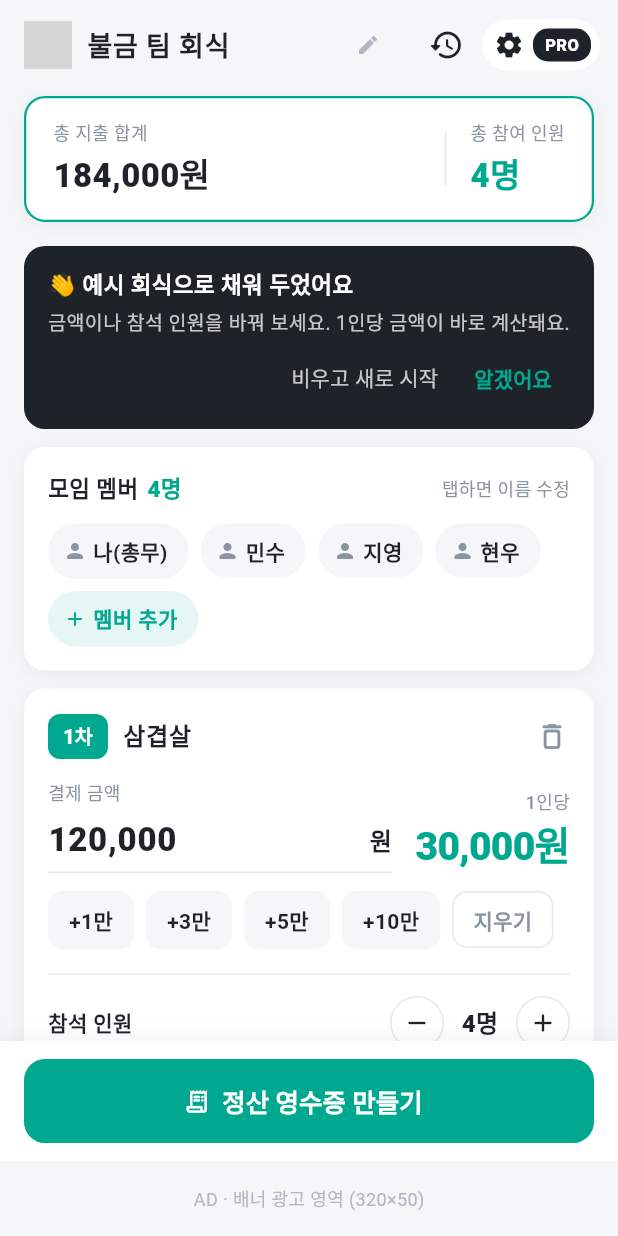
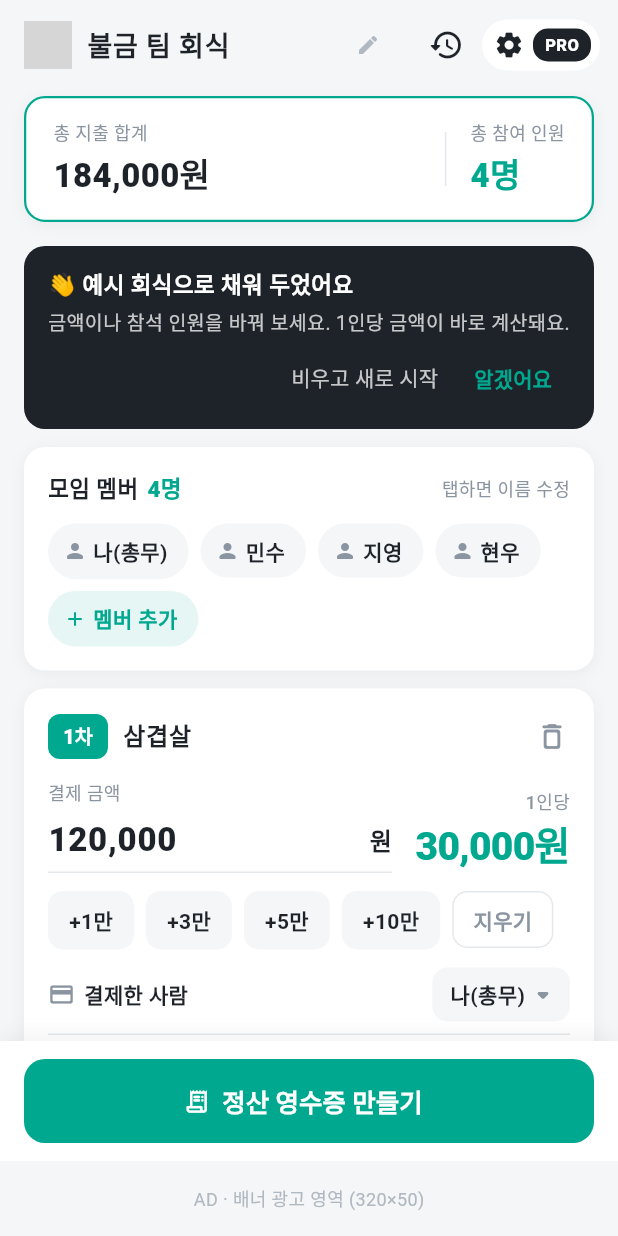
Before and after one commit to RosieOh/Chongmu_n, a Flutter app: the screen it shows after launch, on a phone screen of 412 x 824 dp. Run offline on Flutter 3.47's test engine with Material 3 defaults, Android fonts, the phone set to English and light mode, and no system bars; our stand-ins replace material_ui, share_plus, shared_preferences; grey boxes are pictures that could not be loaded.

Commit message:
FEAT : 차수별 결제자 지정 및 송금 정리 기능 추가

```diff
--- a/lib/models/round_item.dart
+++ b/lib/models/round_item.dart
@@ -65,6 +65,7 @@ class RoundItem {
     Set<String>? soberIds,
     int discountPercent = defaultDiscount,
     Map<String, int>? extras,
+    this.payerId,
   })  : extras = extras ?? <String, int>{},
         discountPercent = discountOptions.contains(discountPercent)
             ? discountPercent
@@ -94,6 +95,9 @@ class RoundItem {
 
   /// 술 안 마신 사람이 내는 비율 (20% 할인 → 0.8)
   double get soberRate => (100 - discountPercent) / 100;
+
+  /// 이 차수를 실제로 결제한 멤버 ID (null 이면 총무 = 첫 번째 멤버)
+  String? payerId;
 
   /// 개별 추가 금액 (멤버 ID → 금액). 혼자 시킨 메뉴처럼 그 사람만 내는 돈.
   /// 결제 금액에서 추가금을 먼저 빼고, 남은 금액을 N빵합니다.
@@ -168,6 +172,7 @@ class RoundItem {
         'soberIds': soberIds.toList(),
         'discountPercent': discountPercent,
         'extras': Map<String, int>.of(extras),
+        if (payerId != null) 'payerId': payerId,
       };
 
   factory RoundItem.fromJson(Map<String, dynamic> json) {
@@ -193,6 +198,7 @@ class RoundItem {
       discountPercent:
           (json['discountPercent'] as num?)?.toInt() ?? defaultDiscount,
       extras: extras,
+      payerId: json['payerId'] as String?,
     );
   }
 }
@@ -219,6 +225,46 @@ class PersonResult {
 
   /// 최종 입금액 (단위 올림 적용)
   final int pay;
+}
+
+// ─────────────────────────────────────────────
+// 송금 정리 (여러 명이 나눠 결제했을 때)
+// ─────────────────────────────────────────────
+
+/// A → B 에게 amount 원 보내기
+class Transfer {
+  const Transfer({
+    required this.from,
+    required this.to,
+    required this.amount,
+  });
+
+  final Member from;
+  final Member to;
+  final int amount;
+}
+
+/// 송금 정리 계산용 (남은 금액)
+class _Balance {
+  _Balance(this.member, this.left);
+
+  final Member member;
+  int left;
+}
+
+/// 한 사람이 보내야 할 돈 (입금 확인 단위)
+class Due {
+  const Due({
+    required this.member,
+    required this.amount,
+    this.transfers = const [],
+  });
+
+  final Member member;
+  final int amount;
+
+  /// 송금 정리 모드에서 누구에게 얼마씩 보내는지
+  final List<Transfer> transfers;
 }
 
 // ─────────────────────────────────────────────
@@ -305,7 +351,89 @@ class Settlement {
     paidIds.remove(memberId);
     for (final r in rounds) {
       r.removeParticipant(memberId);
+      if (r.payerId == memberId) r.payerId = null;
     }
+  }
+
+  // ── 결제자 / 송금 정리 ──
+
+  /// 총무 (첫 번째 멤버). 자투리 잔액을 갖고, 기본 결제자예요.
+  Member get treasurer => members.first;
+
+  Member memberById(String id) =>
+      members.firstWhere((m) => m.id == id, orElse: () => treasurer);
+
+  /// 이 차수를 결제한 멤버 (지정이 없거나 삭제된 멤버면 총무)
+  Member payerOf(RoundItem r) {
+    final id = r.payerId;
+    if (id == null) return treasurer;
+    return memberById(id);
+  }
+
+  /// 총무 말고 다른 사람이 결제한 차수가 있으면 '송금 정리' 모드
+  bool get usesTransfers =>
+      rounds.any((r) => r.amount > 0 && payerOf(r).id != treasurer.id);
+
+  /// 누가 누구에게 얼마 보내면 되는지 (송금 횟수가 적도록 큰 금액부터 짝지음).
+  /// 올림으로 생긴 자투리는 총무가 받아요.
+  List<Transfer> buildTransfers([List<PersonResult>? results]) {
+    final res = results ?? buildResults();
+    final net = <String, int>{for (final m in members) m.id: 0};
+    for (final p in res) {
+      net[p.member.id] = net[p.member.id]! + p.pay;
+    }
+    for (final r in rounds) {
+      if (r.amount <= 0) continue;
+      final id = payerOf(r).id;
+      net[id] = net[id]! - r.amount;
+    }
+    // 자투리(걷는 돈 - 실제 지출)는 총무 몫
+    final rest = net.values.fold(0, (a, b) => a + b);
+    net[treasurer.id] = net[treasurer.id]! - rest;
+
+    final debtors = [
+      for (final m in members)
+        if (net[m.id]! > 0) _Balance(m, net[m.id]!)
+    ]..sort((a, b) => b.left.compareTo(a.left));
+    final creditors = [
+      for (final m in members)
+        if (net[m.id]! < 0) _Balance(m, -net[m.id]!)
+    ]..sort((a, b) => b.left.compareTo(a.left));
+
+    final out = <Transfer>[];
+    var i = 0, j = 0;
+    while (i < debtors.length && j < creditors.length) {
+      final d = debtors[i], c = creditors[j];
+      final x = math.min(d.left, c.left);
+      out.add(Transfer(from: d.member, to: c.member, amount: x));
+      d.left -= x;
+      c.left -= x;
+      if (d.left == 0) i++;
+      if (c.left == 0) j++;
+    }
+    return out;
+  }
+
+  /// 입금 확인 목록.
+  /// - 총무 혼자 결제: 참석한 모든 사람이 총무에게 자기 몫을 냄
+  /// - 여러 명 결제: 송금 정리에서 돈을 보내야 하는 사람만
+  List<Due> buildDues([List<PersonResult>? results]) {
+    final res = results ?? buildResults();
+    if (!usesTransfers) {
+      return [for (final p in res) Due(member: p.member, amount: p.pay)];
+    }
+    final transfers = buildTransfers(res);
+    return [
+      for (final m in members)
+        if (transfers.any((t) => t.from.id == m.id))
+          Due(
+            member: m,
+            amount: transfers
+                .where((t) => t.from.id == m.id)
+                .fold(0, (sum, t) => sum + t.amount),
+            transfers: transfers.where((t) => t.from.id == m.id).toList(),
+          ),
+    ];
   }
 
   /// 새 차수 (기본값: 모든 멤버 참석)
--- a/lib/screens/history_screen.dart
+++ b/lib/screens/history_screen.dart
@@ -201,7 +201,8 @@ class _HistoryCard extends StatelessWidget {
   Widget build(BuildContext context) {
     final s = settlement;
     final results = s.buildResults();
-    final paid = results.where((p) => s.isPaid(p.member.id)).length;
+    final dues = s.buildDues(results);
+    final paid = dues.where((d) => s.isPaid(d.member.id)).length;
     final roundCount = s.rounds.where((r) => r.amount > 0).length;
     final places = s.rounds
         .where((r) => r.amount > 0 && r.name.trim().isNotEmpty)
@@ -313,7 +314,7 @@ class _HistoryCard extends StatelessWidget {
                       ),
                     ),
                     const SizedBox(height: 4),
-                    _paidTag(context, paid, results.length),
+                    _paidTag(context, paid, dues.length),
                   ],
                 ),
               ],
--- a/lib/screens/home_screen.dart
+++ b/lib/screens/home_screen.dart
@@ -280,10 +280,10 @@ class _HomeScreenState extends State<HomeScreen> {
 
   /// 하단 버튼에 표시할 입금 진행 상황 (체크한 사람이 있을 때만)
   String? _paidProgressText() {
-    final results = _s.buildResults();
-    final paid = results.where((p) => _s.isPaid(p.member.id)).length;
+    final dues = _s.buildDues();
+    final paid = dues.where((d) => _s.isPaid(d.member.id)).length;
     if (paid == 0) return null;
-    return '입금 $paid/${results.length}명';
+    return '입금 $paid/${dues.length}명';
   }
 
   Future<void> _openHistory() async {
@@ -645,8 +645,10 @@ class _HomeScreenState extends State<HomeScreen> {
                 ),
             ],
           ),
+          const SizedBox(height: 12),
+          _buildPayerRow(r),
           const Padding(
-            padding: EdgeInsets.fromLTRB(0, 16, 8, 14),
+            padding: EdgeInsets.fromLTRB(0, 8, 8, 14),
             child: Divider(),
           ),
           // ── 참석 인원 ──
@@ -793,6 +795,74 @@ class _HomeScreenState extends State<HomeScreen> {
     );
   }
 
+  /// 이 차수를 결제한 사람 (기본: 총무)
+  Widget _buildPayerRow(RoundItem r) {
+    final payer = _s.payerOf(r);
+    return Padding(
+      padding: const EdgeInsets.only(right: 8),
+      child: Row(
+        children: [
+          Icon(Icons.credit_card_rounded,
+              size: 18, color: context.colors.subText),
+          const SizedBox(width: 6),
+          const Text('결제한 사람', style: _Txt.label),
+          const Spacer(),
+          PopupMenuButton<String>(
+            tooltip: '결제한 사람 선택',
+            initialValue: payer.id,
+            color: context.colors.card,
+            position: PopupMenuPosition.under,
+            onSelected: (id) {
+              HapticFeedback.lightImpact();
+              _update(() => r.payerId = id == _s.treasurer.id ? null : id);
+            },
+            itemBuilder: (_) => [
+              for (final m in _s.members)
+                PopupMenuItem(
+                  value: m.id,
+                  child: Text(
+                    m.name,
+                    style: TextStyle(
+                      color: context.colors.text,
+                      fontWeight:
+                          m.id == payer.id ? FontWeight.w800 : FontWeight.w500,
+                    ),
+                  ),
+                ),
+            ],
+            child: Container(
+              padding: const EdgeInsets.fromLTRB(12, 6, 6, 6),
+              decoration: BoxDecoration(
+                color: context.colors.background,
+                borderRadius: BorderRadius.circular(10),
+              ),
+              child: Row(
+                mainAxisSize: MainAxisSize.min,
+                children: [
+                  ConstrainedBox(
+                    constraints: const BoxConstraints(maxWidth: 140),
+                    child: Text(
+                      payer.name,
+                      maxLines: 1,
+                      overflow: TextOverflow.ellipsis,
+                      style: TextStyle(
+                        fontSize: 14,
+                        fontWeight: FontWeight.w700,
+                        color: context.colors.text,
+                      ),
+                    ),
+                  ),
+                  Icon(Icons.arrow_drop_down_rounded,
+                      color: context.colors.subText),
+                ],
+              ),
+            ),
+          ),
+        ],
+      ),
+    );
+  }
+
   /// 개별 추가 금액 (혼자 시킨 메뉴 등)
   Widget _buildExtras(RoundItem r, List<Member> attendees) {
     final withExtra = attendees.where((m) => r.extraOf(m.id) > 0).toList();
```
Also changed, not shown: lib/screens/receipt_screen.dart (+110 -26 lines), 1 other file.
